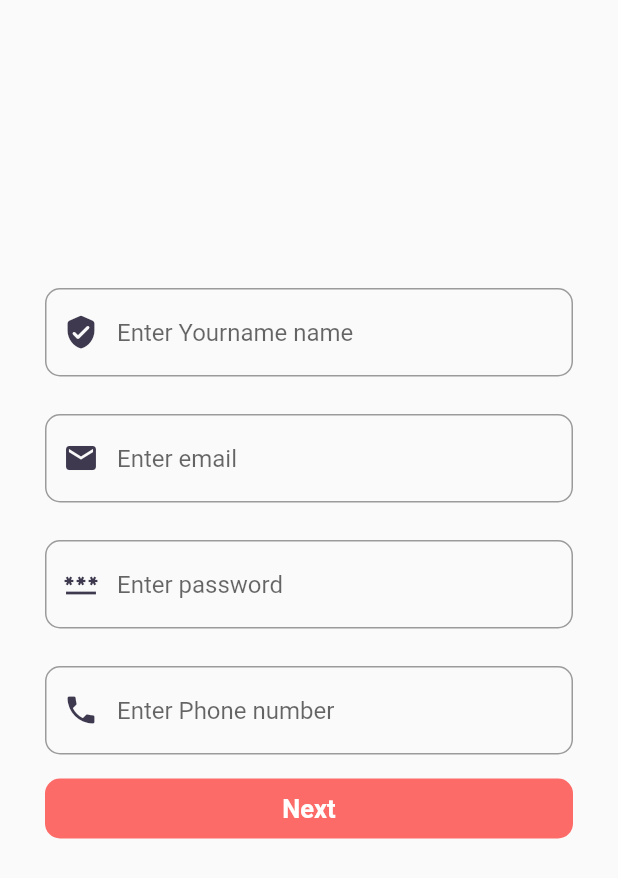
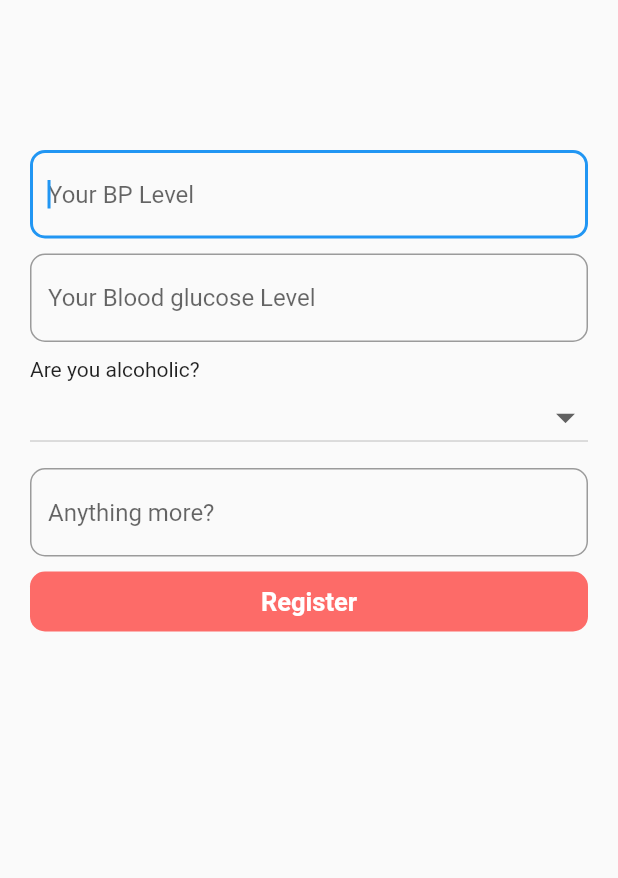
Before and after one commit to REC-Hackoverflow/hospital-client, a Flutter app: the Register screen opened directly, after a tap on "Next", on a phone screen of 412 x 824 dp. Shown: the top 878 px of the screen. Run offline on Flutter 3.47's test engine with Material 2 defaults, Android fonts, the phone set to English and light mode, and no system bars; our stand-ins replace firebase_core, google_fonts; accounts and stored records are empty.

Commit message:
added records-home-routes

```diff
--- a/lib/main.dart
+++ b/lib/main.dart
@@ -1,9 +1,14 @@
 import 'package:cilent_hospital/pages/Login.dart';
 import 'package:cilent_hospital/pages/register.dart';
 import 'package:flutter/material.dart';
-
-void main() {
-  runApp(const MyApp());
+import 'package:firebase_core/firebase_core.dart';
+import 'firebase_options.dart';
+void main() async {
+  WidgetsFlutterBinding.ensureInitialized();
+  await Firebase.initializeApp(
+    options: DefaultFirebaseOptions.currentPlatform,
+  );
+  runApp(MyApp());
 }
 
 class MyApp extends StatelessWidget {
--- a/lib/pages/Login.dart
+++ b/lib/pages/Login.dart
@@ -1,3 +1,6 @@
+import 'dart:ui';
+
+import 'package:cilent_hospital/pages/register.dart';
 import 'package:cilent_hospital/pages/themes.dart';
 import 'package:flutter/material.dart';
 
@@ -119,7 +122,7 @@ class _LoginState extends State<Login> {
               ),
               GestureDetector(
                 onTap: () {
-                  // Navigator.of(context).pushNamed('register_page');
+                  Navigator.push(context, MaterialPageRoute(builder: (context)=>Register()));
                 },
                 child: Container(
                   padding: EdgeInsets.symmetric(vertical: 10, horizontal: 5),
--- /dev/null
+++ b/lib/pages/home.dart
@@ -0,0 +1,15 @@
+import 'package:flutter/material.dart';
+
+class Home extends StatefulWidget {
+  const Home({Key? key}) : super(key: key);
+
+  @override
+  State<Home> createState() => _HomeState();
+}
+
+class _HomeState extends State<Home> {
+  @override
+  Widget build(BuildContext context) {
+    return Container();
+  }
+}
--- /dev/null
+++ b/lib/pages/records.dart
@@ -0,0 +1,122 @@
+import 'package:cilent_hospital/pages/home.dart';
+import 'package:cilent_hospital/pages/themes.dart';
+import 'package:flutter/material.dart';
+
+class Records extends StatefulWidget {
+  const Records({Key? key}) : super(key: key);
+
+  @override
+  State<Records> createState() => _RecordsState();
+}
+
+class _RecordsState extends State<Records> {
+  String selectedValue = '';
+  List<String> items = [
+    'no',
+    'yes',
+  ];
+
+  @override
+  Widget build(BuildContext context) {
+    return Scaffold(
+      body: Container(
+        padding: EdgeInsets.fromLTRB(20,100,20,0),
+          child: Form(
+        child: ListView(
+          children: [
+            TextField(
+              autofocus: true,
+              decoration: InputDecoration(
+                border:
+                    OutlineInputBorder(borderRadius: BorderRadius.circular(10)),
+                hintText: 'Your BP Level',
+              ),
+            ),
+            SizedBox(
+              height: 10,
+            ),
+            TextField(
+              autofocus: true,
+
+              decoration: InputDecoration(
+                border:
+                    OutlineInputBorder(borderRadius: BorderRadius.circular(10)),
+                hintText: 'Your Blood glucose Level',
+              ),
+            ),
+            SizedBox(
+              height: 10,
+            ),
+            Text("Are you alcoholic?"),
+            DropdownButton(
+              hint: selectedValue == null
+                  ? Text('select')
+                  : Text(
+                      selectedValue,
+                      style: TextStyle(color: Colors.blue),
+                    ),
+              isExpanded: true,
+              iconSize: 30.0,
+              style: TextStyle(color: Colors.blue),
+              items: ['Yes', 'NO'].map(
+                (val) {
+                  return DropdownMenuItem<String>(
+                    value: val,
+                    child: Text(val),
+                  );
+                },
+              ).toList(),
+              onChanged: (val) {
+                setState(
+                  () {
+                    selectedValue = val.toString();
+                  },
+                );
+              },
+            ),
+            SizedBox(
+              height: 10,
+            ),
+            TextField(
+              autofocus: true,
+
+              decoration: InputDecoration(
+                border:
+                OutlineInputBorder(borderRadius: BorderRadius.circular(10)),
+                hintText: 'Anything more?',
+              ),
+            ),
+            SizedBox(
+              height: 10,
+            ),
+            GestureDetector(
+              onTap: () {
+                Navigator.push(context, MaterialPageRoute(builder: (context)=>Home()));
+              },
+              child: Container(
+                padding: EdgeInsets.symmetric(vertical: 10, horizontal: 5),
+                alignment: Alignment.center,
+                width: MediaQuery.of(context).size.width,
+                decoration: BoxDecoration(
+                  color: AppColors.primary,
+                  borderRadius: BorderRadius.circular(
+                    10,
+                  ),
+                ),
+                child: const Text(
+                  "Register",
+                  style: TextStyle(
+                    fontSize: 17,
+                    fontWeight: FontWeight.w600,
+                    color: Colors.white,
+                  ),
+                ),
+              ),
+            ),
+
+          ],
+        ),
+      )),
+    );
+  }
+}
--- a/lib/pages/register.dart
+++ b/lib/pages/register.dart
@@ -1,3 +1,5 @@
+import 'package:cilent_hospital/pages/home.dart';
+import 'package:cilent_hospital/pages/records.dart';
 import 'package:cilent_hospital/pages/themes.dart';
 import 'package:flutter/material.dart';
 
@@ -61,7 +63,6 @@ class _RegisterState extends State<Register> {
                 height: 25,
               ),
               TextField(
-                // controller: passwordTextController,
                 obscureText: true,
                 decoration: InputDecoration(
                   border: OutlineInputBorder(
@@ -89,32 +90,13 @@ class _RegisterState extends State<Register> {
                   ),
                 ),
               ),
-              // TextField(
-              //   autofocus: true,
-              //   controller: repasswordTextController,
-              //   obscureText: true,
-              //   decoration: InputDecoration(
-              //     contentPadding: EdgeInsets.fromLTRB(0, 0, 5, 20),
-              //     border: OutlineInputBorder(
-              //         borderRadius: BorderRadius.circular(10)),
-              //     hintText: 'Re-enter password',
-              //     prefixIcon: Icon(
-              //       Icons.password,
-              //       color: AppColors.textLightMode,
-              //     ),
-              //   ),
-              // ),
               const SizedBox(
                 height: 16,
               ),
 
               GestureDetector(
                 onTap: () {
-                  // Navigator.of(context).pushNamed('location_page', arguments: {
-                  //   "name": nameTextController.text,
-                  //   "email": emailTextController.text,
-                  //   "password": passwordTextController.text
-                  // });
+                  Navigator.push(context, MaterialPageRoute(builder: (context)=>Records()));
                 },
                 child: Container(
                   padding: EdgeInsets.symmetric(vertical: 10, horizontal: 5),
@@ -139,13 +121,6 @@ class _RegisterState extends State<Register> {
               const SizedBox(
                 height: 16,
               ),
-              // Text(
-              //   error,
-              //   style: TextStyle(
-              //     color: Colors.red,
-              //   ),
-              //   textAlign: TextAlign.center,
-              // ),
             ],
           ),
         ),
```
Also changed, not shown: 1 other file.
